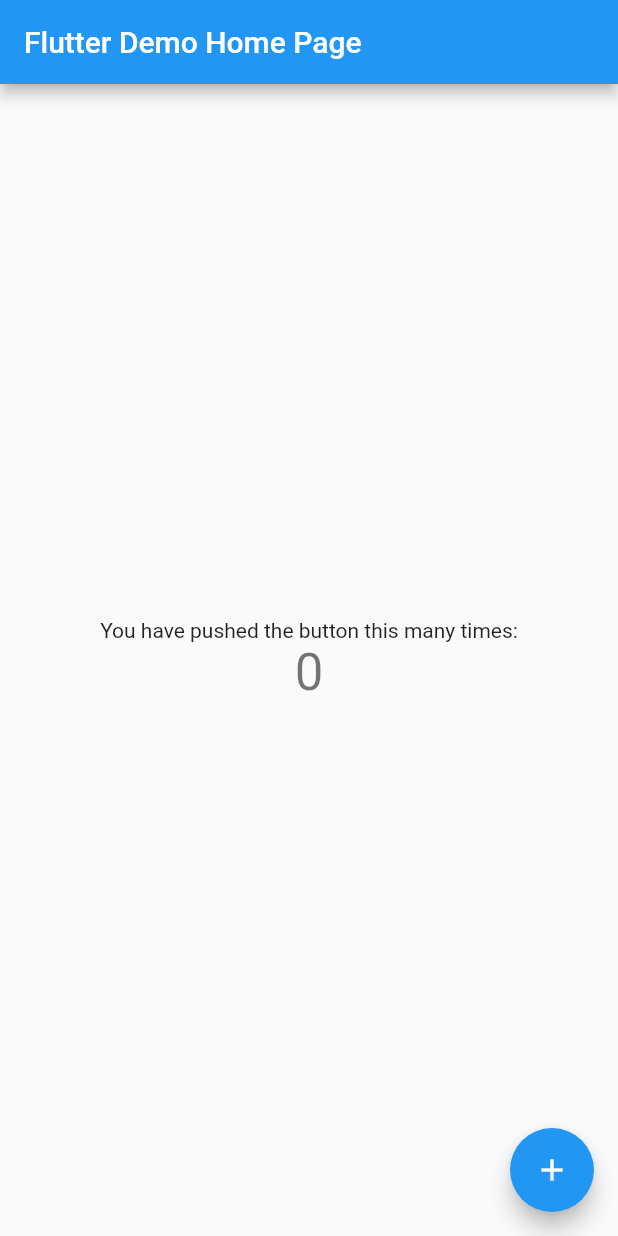
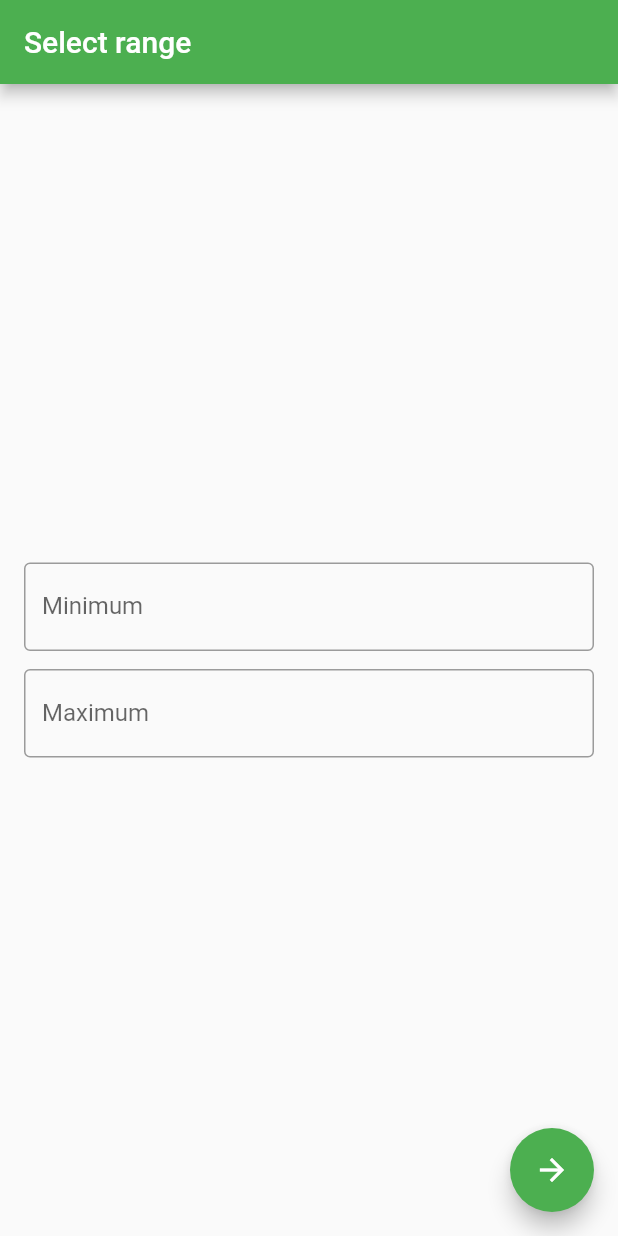
Before and after one commit to AdilTestelin/flutter_randomizer, a Flutter app: the screen it shows after launch, on a phone screen of 412 x 824 dp. Run offline on Flutter 3.47's test engine with Material 2 defaults, Android fonts, the phone set to English and light mode, and no system bars.

Commit message:
feat(range_selector): creation of range selector for the inputs
TODO: navigation on another page + randomize number between min and max

```diff
--- a/lib/main.dart
+++ b/lib/main.dart
@@ -1,115 +1,22 @@
 import 'package:flutter/material.dart';
+import 'package:flutter_randomizer/range_selector_page.dart';
 
 void main() {
-  runApp(const MyApp());
+  runApp(const App());
 }
 
-class MyApp extends StatelessWidget {
-  const MyApp({super.key});
+class App extends StatelessWidget {
+  const App({super.key});
 
   // This widget is the root of your application.
   @override
   Widget build(BuildContext context) {
     return MaterialApp(
-      title: 'Flutter Demo',
+      title: 'Flutter randomizer',
       theme: ThemeData(
-        // This is the theme of your application.
-        //
-        // Try running your application with "flutter run". You'll see the
-        // application has a blue toolbar. Then, without quitting the app, try
-        // changing the primarySwatch below to Colors.green and then invoke
-        // "hot reload" (press "r" in the console where you ran "flutter run",
-        // or simply save your changes to "hot reload" in a Flutter IDE).
-        // Notice that the counter didn't reset back to zero; the application
-        // is not restarted.
-        primarySwatch: Colors.blue,
+        primarySwatch: Colors.green,
       ),
-      home: const MyHomePage(title: 'Flutter Demo Home Page'),
+      home: const RangeSelectorPage(),
     );
   }
 }
-
-class MyHomePage extends StatefulWidget {
-  const MyHomePage({super.key, required this.title});
-
-  // This widget is the home page of your application. It is stateful, meaning
-  // that it has a State object (defined below) that contains fields that affect
-  // how it looks.
-
-  // This class is the configuration for the state. It holds the values (in this
-  // case the title) provided by the parent (in this case the App widget) and
-  // used by the build method of the State. Fields in a Widget subclass are
-  // always marked "final".
-
-  final String title;
-
-  @override
-  State<MyHomePage> createState() => _MyHomePageState();
-}
-
-class _MyHomePageState extends State<MyHomePage> {
-  int _counter = 0;
-
-  void _incrementCounter() {
-    setState(() {
-      // This call to setState tells the Flutter framework that something has
-      // changed in this State, which causes it to rerun the build method below
-      // so that the display can reflect the updated values. If we changed
-      // _counter without calling setState(), then the build method would not be
-      // called again, and so nothing would appear to happen.
-      _counter++;
-    });
-  }
-
-  @override
-  Widget build(BuildContext context) {
-    // This method is rerun every time setState is called, for instance as done
-    // by the _incrementCounter method above.
-    //
-    // The Flutter framework has been optimized to make rerunning build methods
-    // fast, so that you can just rebuild anything that needs updating rather
-    // than having to individually change instances of widgets.
-    return Scaffold(
-      appBar: AppBar(
-        // Here we take the value from the MyHomePage object that was created by
-        // the App.build method, and use it to set our appbar title.
-        title: Text(widget.title),
-      ),
-      body: Center(
-        // Center is a layout widget. It takes a single child and positions it
-        // in the middle of the parent.
-        child: Column(
-          // Column is also a layout widget. It takes a list of children and
-          // arranges them vertically. By default, it sizes itself to fit its
-          // children horizontally, and tries to be as tall as its parent.
-          //
-          // Invoke "debug painting" (press "p" in the console, choose the
-          // "Toggle Debug Paint" action from the Flutter Inspector in Android
-          // Studio, or the "Toggle Debug Paint" command in Visual Studio Code)
-          // to see the wireframe for each widget.
-          //
-          // Column has various properties to control how it sizes itself and
-          // how it positions its children. Here we use mainAxisAlignment to
-          // center the children vertically; the main axis here is the vertical
-          // axis because Columns are vertical (the cross axis would be
-          // horizontal).
-          mainAxisAlignment: MainAxisAlignment.center,
-          children: <Widget>[
-            const Text(
-              'You have pushed the button this many times:',
-            ),
-            Text(
-              '$_counter',
-              style: Theme.of(context).textTheme.headline4,
-            ),
-          ],
-        ),
-      ),
-      floatingActionButton: FloatingActionButton(
-        onPressed: _incrementCounter,
-        tooltip: 'Increment',
-        child: const Icon(Icons.add),
-      ), // This trailing comma makes auto-formatting nicer for build methods.
-    );
-  }
-}
--- /dev/null
+++ b/lib/range_selector_page.dart
@@ -0,0 +1,84 @@
+import 'package:flutter/material.dart';
+
+class RangeSelectorPage extends StatefulWidget {
+  const RangeSelectorPage({super.key});
+
+  @override
+  State<RangeSelectorPage> createState() => _RangeSelectorPageState();
+}
+
+class _RangeSelectorPageState extends State<RangeSelectorPage> {
+  final formKey = GlobalKey<FormState>();
+  int _minimum = 0;
+  int _maximum = 0;
+
+  @override
+  _RangeSelectorPageState createState() => _RangeSelectorPageState();
+
+  @override
+  Widget build(BuildContext context) {
+    return Scaffold(
+      appBar: AppBar(
+        title: const Text("Select range"),
+      ),
+      body: Form(
+        key: formKey,
+        child: Padding(
+          padding: const EdgeInsets.all(16),
+          child: Column(
+            mainAxisAlignment: MainAxisAlignment.center,
+            children: [
+              RangeSelectorTextFormField(
+                labelText: "Minimum",
+                intValueSetter: (value) => _minimum = value,
+              ),
+              const SizedBox(height: 12),
+              RangeSelectorTextFormField(
+                  labelText: "Maximum",
+                  intValueSetter: (value) => _maximum = value
+              )
+            ],
+          ),
+        ),
+      ),
+      floatingActionButton: FloatingActionButton(
+        child: const Icon(Icons.arrow_forward),
+        onPressed: () {
+          if (formKey.currentState?.validate() == true) {
+            formKey.currentState?.save();
+          }
+          // TODO: Navigate to the generator page
+        },
+      ),
+    );
+  }
+}
+
+class RangeSelectorTextFormField extends StatelessWidget {
+  const RangeSelectorTextFormField(
+      {Key? key, required this.labelText, required this.intValueSetter})
+      : super(key: key);
+
+  final String labelText;
+  final void Function(int value) intValueSetter;
+
+  @override
+  Widget build(BuildContext context) {
+    return TextFormField(
+      decoration: InputDecoration(
+        border: const OutlineInputBorder(),
+        labelText: labelText,
+      ),
+      keyboardType:
+          const TextInputType.numberWithOptions(decimal: false, signed: true),
+      onSaved: (newValue) => intValueSetter(int.parse(newValue ?? '')),
+      validator: (value) {
+        if(value == null || int.tryParse(value) == null) {
+          return "Must be an integer";
+        } else {
+          return null;
+        }
+      },
+    );
+  }
+}
```
Also changed, not shown: 1 other file.
